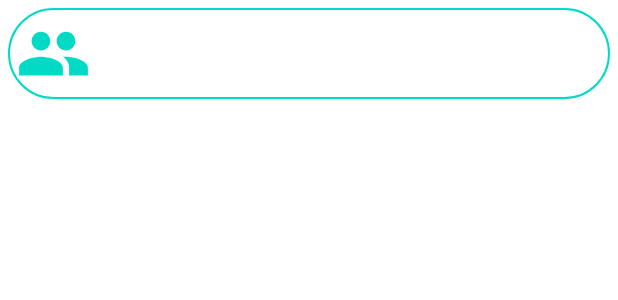
After one commit to tenesuzun/TMD_Contacts_App, an Android app: the layout group_list_item_row.xml on its own in the app's theme, with its tools: preview values and no code run, on a phone screen of 412 x 824 dp. The commit adds this screen. Shown: the top 300 px of the screen. Run offline under Robolectric (Android 15) with nearby library versions, the phone set to English and light mode, and no system bars.

Commit message:
Group List recycler view adapter has been created.

```diff
--- a/app/src/main/AndroidManifest.xml
+++ b/app/src/main/AndroidManifest.xml
@@ -2,7 +2,7 @@
 <manifest xmlns:android="http://schemas.android.com/apk/res/android"
     package="com.example.tmdcontactsapp">
 
-    <uses-permission android:name="android.permission.INTERNET"/>
+    <uses-permission android:name="android.permission.INTERNET" />
 
     <application
         android:allowBackup="true"
@@ -11,6 +11,7 @@
         android:roundIcon="@mipmap/ic_launcher_round"
         android:supportsRtl="true"
         android:theme="@style/Theme.TMDContactsApp">
+        <activity android:name=".DetailedGroupListActivity"></activity>
         <activity android:name=".UpdatingContactActivity" />
         <activity android:name=".ForgottenPasswordActivity" />
         <activity android:name=".ContactsListActivity" />
--- /dev/null
+++ b/app/src/main/res/layout/group_list_item_row.xml
@@ -0,0 +1,32 @@
+<?xml version="1.0" encoding="utf-8"?>
+<androidx.constraintlayout.widget.ConstraintLayout xmlns:android="http://schemas.android.com/apk/res/android"
+    xmlns:app="http://schemas.android.com/apk/res-auto"
+    android:id="@+id/singleGroupListItem"
+    android:layout_width="match_parent"
+    android:layout_height="wrap_content"
+    android:background="@drawable/roundbox_border"
+    android:padding="5dp"
+    android:layout_margin="5dp">
+
+    <ImageView
+        android:id="@+id/groupPP"
+        android:layout_width="50dp"
+        android:layout_height="50dp"
+        android:contentDescription="@string/loginAppLogoDescription"
+        app:layout_constraintStart_toStartOf="parent"
+        app:layout_constraintTop_toTopOf="parent"
+        app:srcCompat="@drawable/ic_baseline_group_24" />
+
+    <TextView
+        android:id="@+id/groupName"
+        android:layout_width="0dp"
+        android:layout_height="0dp"
+        android:fontFamily="sans-serif-condensed"
+        android:gravity="center_vertical"
+        android:textSize="20sp"
+        app:layout_constraintBottom_toBottomOf="@+id/groupPP"
+        app:layout_constraintEnd_toEndOf="parent"
+        app:layout_constraintStart_toEndOf="@+id/groupPP"
+        app:layout_constraintTop_toTopOf="parent" />
+
+</androidx.constraintlayout.widget.ConstraintLayout>
```
Also changed, not shown: app/src/main/java/com/example/tmdcontactsapp/DetailedGroupListActivity.kt (added, +11 -0 lines), app/src/main/java/com/example/tmdcontactsapp/GroupListFragment.kt (+55 -11 lines), app/src/main/java/com/example/tmdcontactsapp/adapters/GroupListAdapter.kt (added, +60 -0 lines), app/src/main/res/layout/activity_detailed_group_list.xml (added, +9 -0 lines).
